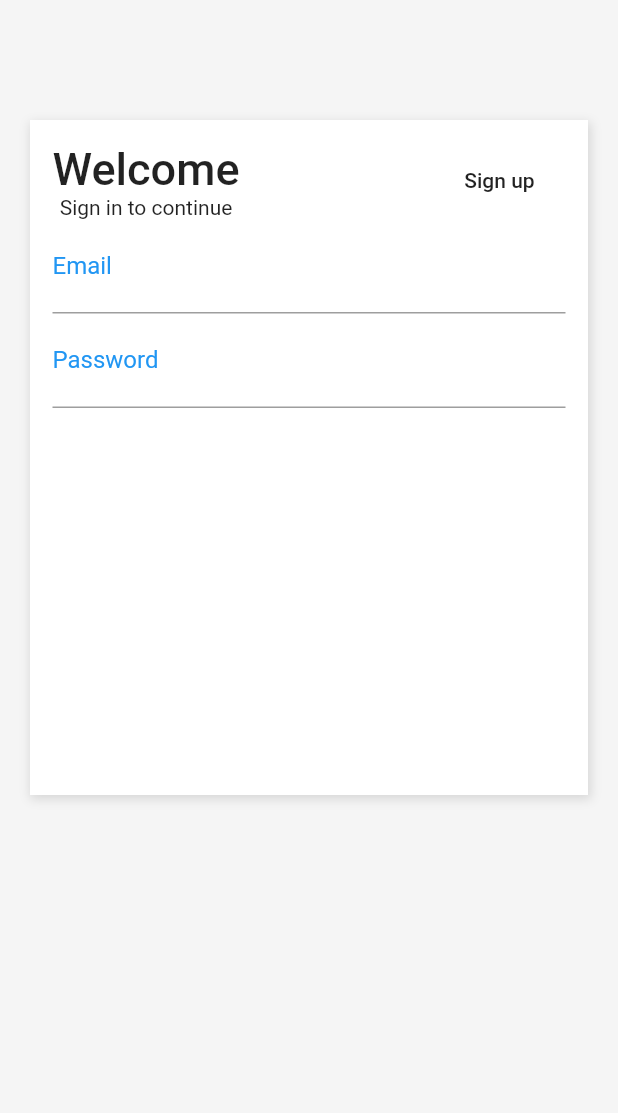
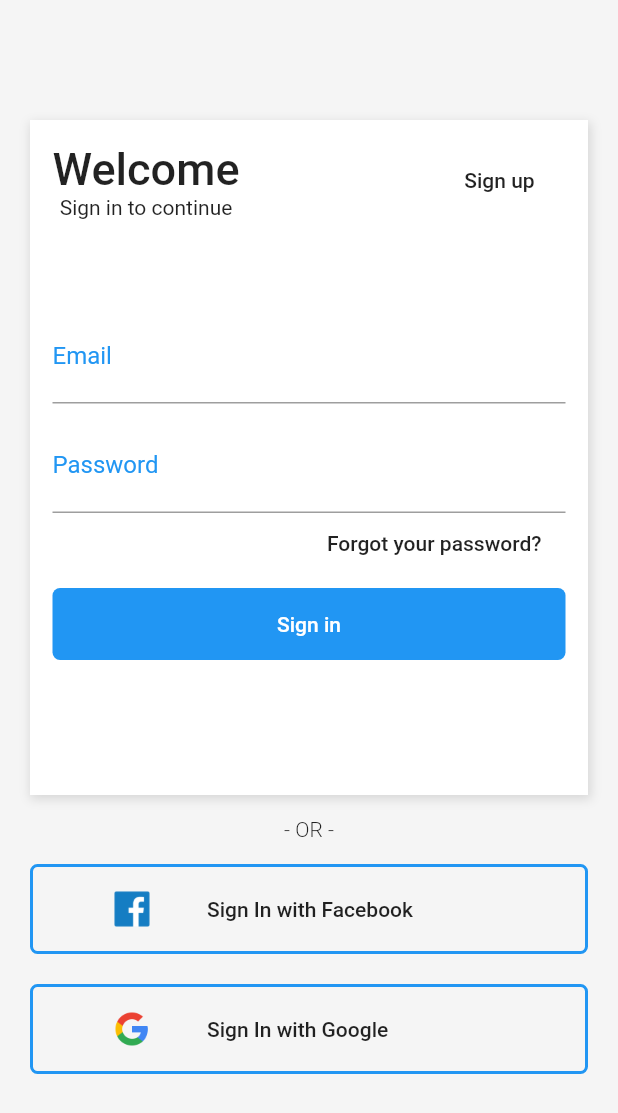
Before and after one commit to anahelenasilva/shop_flutter, a Flutter app: the screen it shows after launch, on a phone screen of 412 x 824 dp. Shown: the top 1113 px of the screen. Run offline on Flutter 3.47's test engine with Material 2 defaults, Android fonts, the phone set to English and light mode, and no system bars.

Commit message:
Add assets

```diff
--- a/shop/lib/pages/login.page.dart
+++ b/shop/lib/pages/login.page.dart
@@ -47,6 +47,9 @@ class LoginPage extends StatelessWidget {
                         )
                       ],
                     ),
+                    SizedBox(
+                      height: 60,
+                    ),
                     TextFormField(
                       //autofocus: true,
                       keyboardType: TextInputType.emailAddress,
@@ -61,6 +64,9 @@ class LoginPage extends StatelessWidget {
                       style: TextStyle(
                         fontSize: 20,
                       ),
+                    ),
+                    SizedBox(
+                      height: 10,
                     ),
                     TextFormField(
                       //autofocus: true,
@@ -78,9 +84,107 @@ class LoginPage extends StatelessWidget {
                         fontSize: 20,
                       ),
                     ),
+                    Container(
+                      height: 40,
+                      alignment: Alignment.centerRight,
+                      child: FlatButton(
+                        child: Text("Forgot your password?"),
+                        onPressed: () {},
+                      ),
+                    ),
+                    SizedBox(
+                      height: 10,
+                    ),
+                    Container(
+                      decoration: BoxDecoration(
+                        color: Theme.of(context).primaryColor,
+                        borderRadius: BorderRadius.all(
+                          Radius.circular(5),
+                        ),
+                      ),
+                      child: FlatButton(
+                        child: Text(
+                          "Sign in",
+                          style: TextStyle(
+                            color: Colors.white,
+                          ),
+                        ),
+                        onPressed: () {},
+                      ),
+                    ),
                   ],
                 ),
-                ))
+              ),
+            ),
+            Container(
+              padding: EdgeInsets.only(top: 15, bottom: 15),
+              child: Text(
+                " - OR - ",
+                style: TextStyle(
+                  fontSize: 14,
+                  fontWeight: FontWeight.w300,
+                ),
+              ),
+            ),
+            Container(
+              height: 60,
+              width: double.infinity,
+              decoration: BoxDecoration(
+                border: Border.all(
+                  width: 2.0,
+                  color: Theme.of(context).accentColor,
+                ),
+                borderRadius: BorderRadius.all(
+                  Radius.circular(5),
+                ),
+              ),
+              child: FlatButton(
+                child: Row(
+                  children: <Widget>[
+                    Container(
+                      width: 100,
+                      height: 24,
+                      child: Image.asset(
+                        "assets/facebook.png",
+                      ),
+                    ),
+                    Text("Sign In with Facebook"),
+                  ],
+                ),
+                onPressed: () {},
+              ),
+            ),
+            SizedBox(
+              height: 20,
+            ),
+            Container(
+              height: 60,
+              width: double.infinity,
+              decoration: BoxDecoration(
+                border: Border.all(
+                  width: 2.0,
+                  color: Theme.of(context).accentColor,
+                ),
+                borderRadius: BorderRadius.all(
+                  Radius.circular(5),
+                ),
+              ),
+              child: FlatButton(
+                child: Row(
+                  children: <Widget>[
+                    Container(
+                      width: 100,
+                      height: 24,
+                      child: Image.asset(
+                        "assets/google.png",
+                      ),
+                    ),
+                    Text("Sign In with Google"),
+                  ],
+                ),
+                onPressed: () {},
+              ),
+            ),
           ],
         ),
       ),
```
Also changed, not shown: shop/pubspec.yaml (+18 -0 lines), shop/assets/Icon_Devices.png (added), shop/assets/Icon_Gadgets.png (added), shop/assets/Icon_Gaming.png (added), shop/assets/Icon_Mens_Shoe.png (added), shop/assets/Icon_Womens_Shoe.png (added), shop/assets/facebook.png (added), shop/assets/google.png (added), shop/assets/product-1.png (added), shop/assets/product-10.png (added), shop/assets/product-2.png (added), shop/assets/product-3.png (added), shop/assets/product-4.png (added), shop/assets/product-5.png (added), 4 more files, 1 other file. Lines whose indentation alone changed are shown as unchanged.
